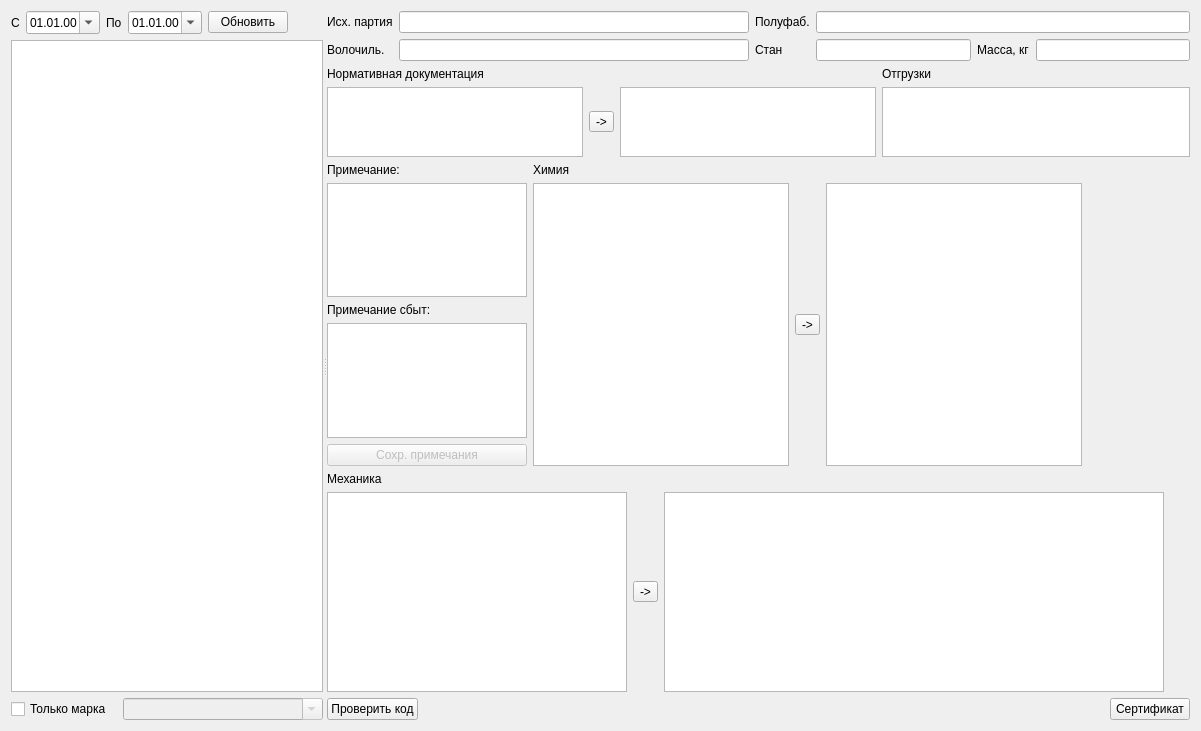
The window that formpartwire.ui (Sergeyego/el_sert) describes before a commit, drawn with Qt 5.
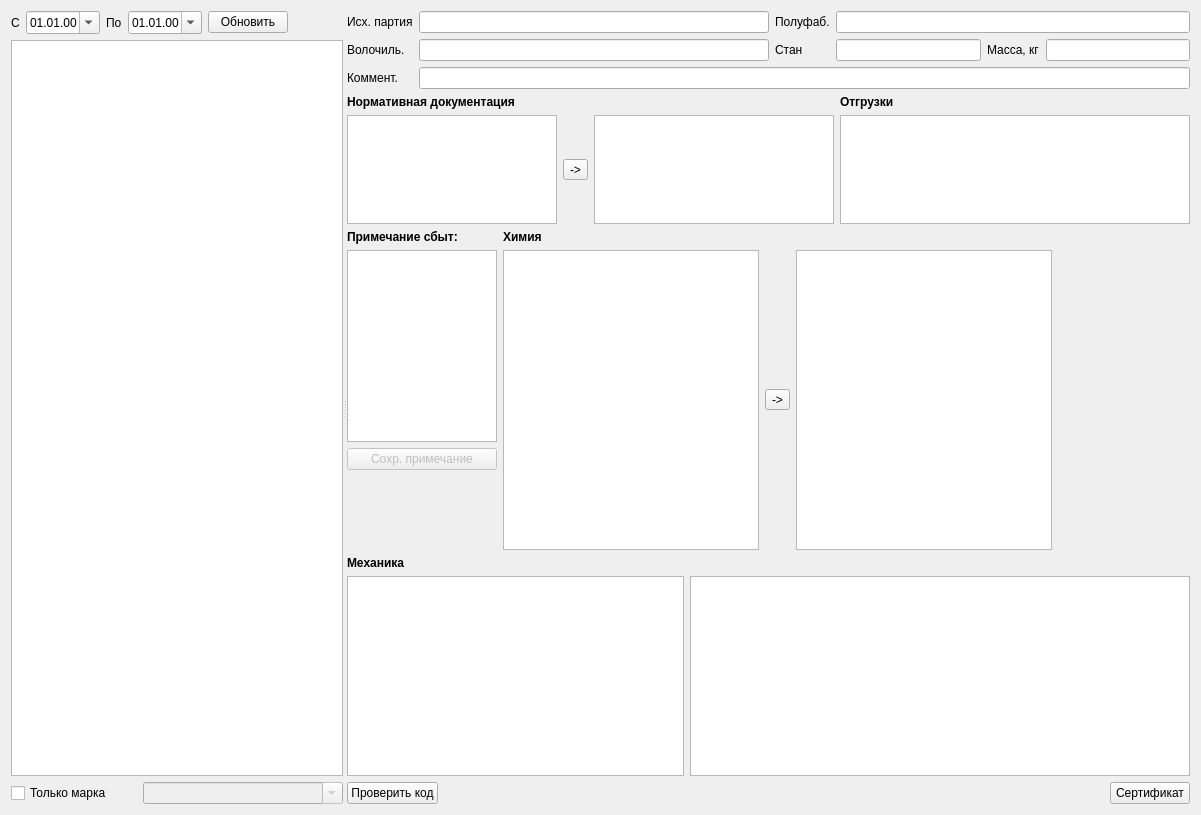
The same window after the commit. Custom widgets are drawn as their Qt base class.

Patch:
```diff
--- a/formpartwire.ui
+++ b/formpartwire.ui
@@ -7,7 +7,7 @@
     <x>0</x>
     <y>0</y>
     <width>1201</width>
-    <height>731</height>
+    <height>815</height>
    </rect>
   </property>
   <property name="windowTitle">
@@ -19,7 +19,7 @@
      <property name="orientation">
       <enum>Qt::Horizontal</enum>
      </property>
-     <widget class="QWidget" name="">
+     <widget class="QWidget" name="layoutWidget">
       <layout class="QVBoxLayout" name="verticalLayout">
        <item>
         <layout class="QHBoxLayout" name="horizontalLayout">
@@ -121,21 +121,14 @@
        </item>
       </layout>
      </widget>
-     <widget class="QWidget" name="">
+     <widget class="QWidget" name="layoutWidget">
       <layout class="QVBoxLayout" name="verticalLayout_7">
        <item>
         <layout class="QGridLayout" name="gridLayout">
-         <item row="1" column="0">
-          <widget class="QLabel" name="label_5">
-           <property name="text">
-            <string>Волочиль.</string>
-           </property>
-          </widget>
-         </item>
-         <item row="0" column="0">
-          <widget class="QLabel" name="label_3">
-           <property name="text">
-            <string>Исх. партия</string>
+         <item row="0" column="3" colspan="3">
+          <widget class="QLineEdit" name="lineEditPodt">
+           <property name="readOnly">
+            <bool>true</bool>
            </property>
           </widget>
          </item>
@@ -152,6 +145,13 @@
            </property>
           </widget>
          </item>
+         <item row="0" column="2">
+          <widget class="QLabel" name="label_4">
+           <property name="text">
+            <string>Полуфаб.</string>
+           </property>
+          </widget>
+         </item>
          <item row="1" column="3">
           <widget class="QLineEdit" name="lineEditLine">
            <property name="readOnly">
@@ -166,10 +166,10 @@
            </property>
           </widget>
          </item>
-         <item row="0" column="2">
-          <widget class="QLabel" name="label_4">
+         <item row="1" column="0">
+          <widget class="QLabel" name="label_5">
            <property name="text">
-            <string>Полуфаб.</string>
+            <string>Волочиль.</string>
            </property>
           </widget>
          </item>
@@ -180,6 +180,27 @@
            </property>
           </widget>
          </item>
+         <item row="1" column="5">
+          <widget class="QLineEdit" name="lineEditKvo">
+           <property name="readOnly">
+            <bool>true</bool>
+           </property>
+          </widget>
+         </item>
+         <item row="0" column="0">
+          <widget class="QLabel" name="label_3">
+           <property name="text">
+            <string>Исх. партия</string>
+           </property>
+          </widget>
+         </item>
+         <item row="2" column="0">
+          <widget class="QLabel" name="label_14">
+           <property name="text">
+            <string>Коммент.</string>
+           </property>
+          </widget>
+         </item>
          <item row="1" column="4">
           <widget class="QLabel" name="label_7">
            <property name="text">
@@ -187,15 +208,8 @@
            </property>
           </widget>
          </item>
-         <item row="1" column="5">
-          <widget class="QLineEdit" name="lineEditKvo">
-           <property name="readOnly">
-            <bool>true</bool>
-           </property>
-          </widget>
-         </item>
-         <item row="0" column="3" colspan="3">
-          <widget class="QLineEdit" name="lineEditPodt">
+         <item row="2" column="1" colspan="5">
+          <widget class="QLineEdit" name="lineEditComment">
            <property name="readOnly">
             <bool>true</bool>
            </property>
@@ -209,6 +223,11 @@
           <layout class="QVBoxLayout" name="verticalLayout_3">
            <item>
             <widget class="QLabel" name="label_11">
+             <property name="font">
+              <font>
+               <bold>true</bold>
+              </font>
+             </property>
              <property name="text">
               <string>Нормативная документация</string>
              </property>
@@ -217,17 +236,26 @@
            <item>
             <layout class="QHBoxLayout" name="horizontalLayout_5">
              <item>
-              <widget class="QTableView" name="tableViewSrcTu">
+              <widget class="TableView" name="tableViewSrcTu">
+               <property name="sizePolicy">
+                <sizepolicy hsizetype="Expanding" vsizetype="Maximum">
+                 <horstretch>0</horstretch>
+                 <verstretch>0</verstretch>
+                </sizepolicy>
+               </property>
                <property name="maximumSize">
                 <size>
-                 <width>16777215</width>
-                 <height>200</height>
+                 <width>210</width>
+                 <height>150</height>
                 </size>
                </property>
+               <attribute name="verticalHeaderVisible">
+                <bool>false</bool>
+               </attribute>
               </widget>
              </item>
              <item>
-              <widget class="QToolButton" name="toolButton">
+              <widget class="QToolButton" name="toolButtonCopyTu">
                <property name="text">
                 <string>-&gt;</string>
                </property>
@@ -235,10 +263,16 @@
              </item>
              <item>
               <widget class="DbViewer" name="tableViewTu">
+               <property name="sizePolicy">
+                <sizepolicy hsizetype="Expanding" vsizetype="Maximum">
+                 <horstretch>0</horstretch>
+                 <verstretch>0</verstretch>
+                </sizepolicy>
+               </property>
                <property name="maximumSize">
                 <size>
-                 <width>16777215</width>
-                 <height>200</height>
+                 <width>240</width>
+                 <height>150</height>
                 </size>
                </property>
               </widget>
@@ -251,6 +285,11 @@
           <layout class="QVBoxLayout" name="verticalLayout_2">
            <item>
             <widget class="QLabel" name="label_10">
+             <property name="font">
+              <font>
+               <bold>true</bold>
+              </font>
+             </property>
              <property name="text">
               <string>Отгрузки</string>
              </property>
@@ -258,12 +297,21 @@
            </item>
            <item>
             <widget class="TableView" name="tableViewShip">
+             <property name="sizePolicy">
+              <sizepolicy hsizetype="Expanding" vsizetype="Maximum">
+               <horstretch>0</horstretch>
+               <verstretch>0</verstretch>
+              </sizepolicy>
+             </property>
              <property name="maximumSize">
               <size>
                <width>16777215</width>
-               <height>200</height>
+               <height>150</height>
               </size>
              </property>
+             <attribute name="verticalHeaderVisible">
+              <bool>false</bool>
+             </attribute>
             </widget>
            </item>
           </layout>
@@ -274,29 +322,6 @@
         <layout class="QHBoxLayout" name="horizontalLayout_7">
          <item>
           <layout class="QVBoxLayout" name="verticalLayout_4">
-           <item>
-            <widget class="QLabel" name="label_8">
-             <property name="maximumSize">
-              <size>
-               <width>200</width>
-               <height>16777215</height>
-              </size>
-             </property>
-             <property name="text">
-              <string>Примечание:</string>
-             </property>
-            </widget>
-           </item>
-           <item>
-            <widget class="QTextEdit" name="textEditPrim">
-             <property name="maximumSize">
-              <size>
-               <width>200</width>
-               <height>16777215</height>
-              </size>
-             </property>
-            </widget>
-           </item>
            <item>
             <widget class="QLabel" name="label_9">
              <property name="maximumSize">
@@ -305,16 +330,21 @@
                <height>16777215</height>
               </size>
              </property>
+             <property name="font">
+              <font>
+               <bold>true</bold>
+              </font>
+             </property>
              <property name="text">
               <string>Примечание сбыт:</string>
              </property>
             </widget>
            </item>
            <item>
-            <widget class="QTextEdit" name="textEditShipPrim">
+            <widget class="QPlainTextEdit" name="plainTextEditPrim">
              <property name="maximumSize">
               <size>
-               <width>200</width>
+               <width>150</width>
                <height>16777215</height>
               </size>
              </property>
@@ -332,16 +362,34 @@
               </size>
              </property>
              <property name="text">
-              <string>Сохр. примечания</string>
+              <string>Сохр. примечание</string>
              </property>
             </widget>
            </item>
+           <item>
+            <spacer name="verticalSpacer">
+             <property name="orientation">
+              <enum>Qt::Vertical</enum>
+             </property>
+             <property name="sizeHint" stdset="0">
+              <size>
+               <width>20</width>
+               <height>40</height>
+              </size>
+             </property>
+            </spacer>
+           </item>
           </layout>
          </item>
          <item>
           <layout class="QVBoxLayout" name="verticalLayout_5">
            <item>
             <widget class="QLabel" name="label_12">
+             <property name="font">
+              <font>
+               <bold>true</bold>
+              </font>
+             </property>
              <property name="text">
               <string>Химия</string>
              </property>
@@ -350,7 +398,26 @@
            <item>
             <layout class="QHBoxLayout" name="horizontalLayout_6">
              <item>
-              <widget class="DbViewer" name="tableViewSrcChem"/>
+              <widget class="DbViewer" name="tableViewSrcChem">
+               <property name="sizePolicy">
+                <sizepolicy hsizetype="Expanding" vsizetype="MinimumExpanding">
+                 <horstretch>0</horstretch>
+                 <verstretch>0</verstretch>
+                </sizepolicy>
+               </property>
+               <property name="minimumSize">
+                <size>
+                 <width>0</width>
+                 <height>300</height>
+                </size>
+               </property>
+               <property name="editTriggers">
+                <set>QAbstractItemView::NoEditTriggers</set>
+               </property>
+               <attribute name="verticalHeaderVisible">
+                <bool>false</bool>
+               </attribute>
+              </widget>
              </item>
              <item>
               <widget class="QToolButton" name="toolButtonCopyChem">
@@ -360,7 +427,20 @@
               </widget>
              </item>
              <item>
-              <widget class="DbViewer" name="tableViewChem"/>
+              <widget class="DbViewer" name="tableViewChem">
+               <property name="sizePolicy">
+                <sizepolicy hsizetype="Expanding" vsizetype="MinimumExpanding">
+                 <horstretch>0</horstretch>
+                 <verstretch>0</verstretch>
+                </sizepolicy>
+               </property>
+               <property name="minimumSize">
+                <size>
+                 <width>0</width>
+                 <height>300</height>
+                </size>
+               </property>
+              </widget>
              </item>
             </layout>
            </item>
@@ -385,6 +465,11 @@
         <layout class="QVBoxLayout" name="verticalLayout_6">
          <item>
           <widget class="QLabel" name="label_13">
+           <property name="font">
+            <font>
+             <bold>true</bold>
+            </font>
+           </property>
            <property name="text">
             <string>Механика</string>
            </property>
@@ -400,12 +485,11 @@
                <height>200</height>
               </size>
              </property>
-            </widget>
-           </item>
-           <item>
-            <widget class="QToolButton" name="toolButtonCopyMech">
-             <property name="text">
-              <string>-&gt;</string>
+             <property name="maximumSize">
+              <size>
+               <width>380</width>
+               <height>16777215</height>
+              </size>
              </property>
             </widget>
            </item>
@@ -419,19 +503,6 @@
              </property>
             </widget>
            </item>
-           <item>
-            <spacer name="horizontalSpacer_2">
-             <property name="orientation">
-              <enum>Qt::Horizontal</enum>
-             </property>
-             <property name="sizeHint" stdset="0">
-              <size>
-               <width>40</width>
-               <height>20</height>
-              </size>
-             </property>
-            </spacer>
-           </item>
           </layout>
          </item>
         </layout>
```
